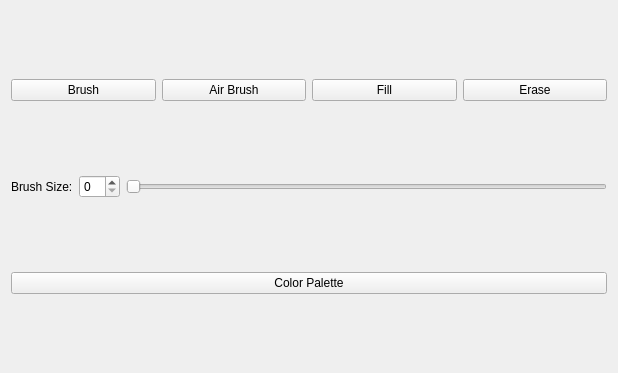
The window that brushproperties.ui (zxjorge/SpriteED) describes before a commit, drawn with Qt 5.
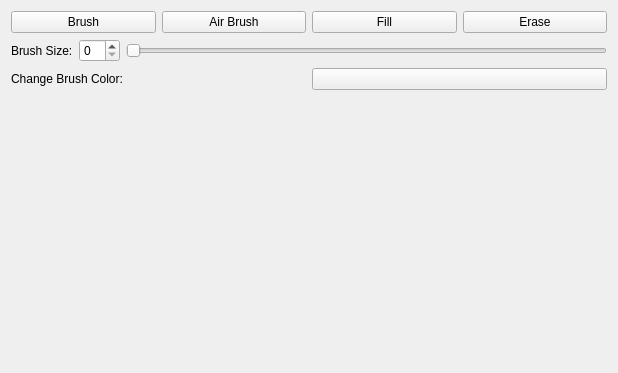
The same window after the commit.

Commit message: Lined up buttons in brushproperties.ui. Added label for color palette

```diff
--- a/brushproperties.ui
+++ b/brushproperties.ui
@@ -71,6 +71,15 @@
     </layout>
    </item>
    <item>
+    <layout class="QHBoxLayout" name="horizontalLayout_2">
+     <item>
+      <widget class="QLabel" name="label">
+       <property name="text">
+        <string>Change Brush Color:</string>
+       </property>
+      </widget>
+     </item>
+     <item>
     <widget class="QPushButton" name="colorPaletteButton">
      <property name="autoFillBackground">
       <bool>false</bool>
@@ -79,9 +88,22 @@
       <string notr="true"/>
      </property>
      <property name="text">
-      <string>Color Palette</string>
-     </property>
-    </widget>
+        <string/>
+       </property>
+      </widget>
+     </item>
+    </layout>
+   </item>
+   <item>
+    <layout class="QHBoxLayout" name="horizontalLayout_5">
+     <item>
+      <widget class="QLabel" name="label_3">
+       <property name="text">
+        <string/>
+       </property>
+      </widget>
+     </item>
+    </layout>
    </item>
   </layout>
  </widget>
```
Lines whose indentation alone changed are shown as unchanged. The commit also changes 1 other file.
